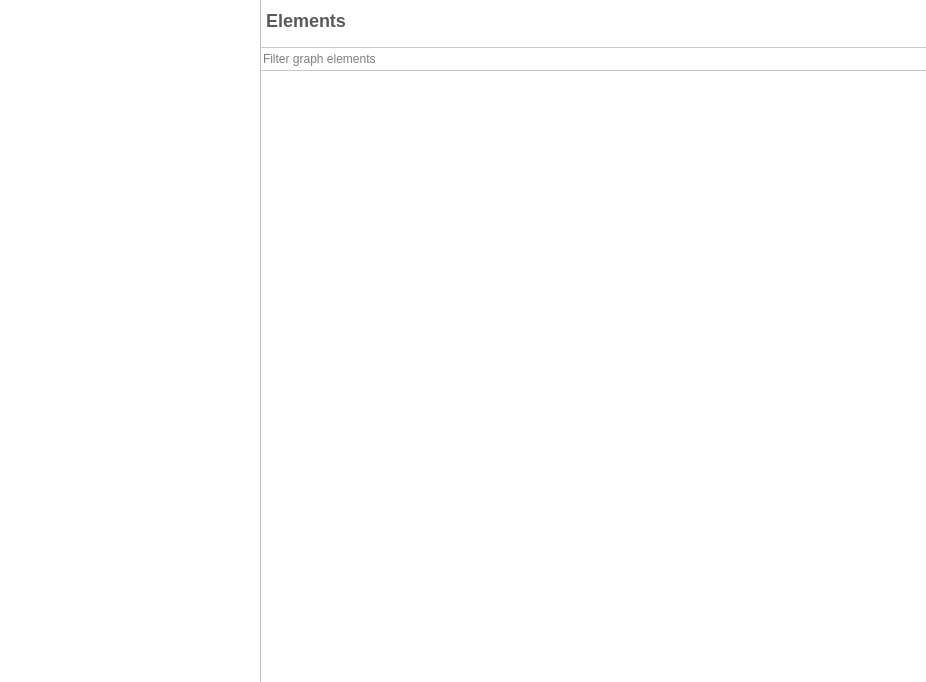
Old version of the form plugins/view/tableview/TableView.ui in the repository vadivelselvaraj/TulipGLImprovement.
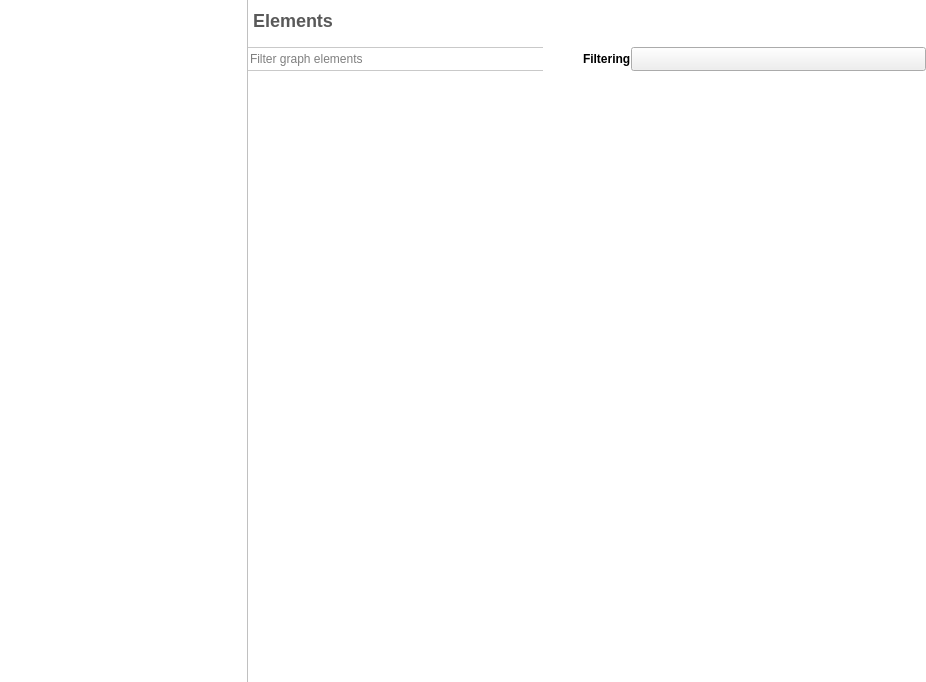
New version of the form. Icons and pictures are not drawn. Custom widgets are drawn as their Qt base class.

Commit message: [ Mantis #0003201 ] removed the configuration widget altogether, by moving the filtering property combo directly into the element view

```diff
--- a/plugins/view/tableview/TableView.ui
+++ b/plugins/view/tableview/TableView.ui
@@ -216,6 +216,8 @@
            <number>0</number>
           </property>
           <item>
+           <layout class="QHBoxLayout" name="horizontalLayout">
+            <item>
            <widget class="ClearableLineEdit" name="filterEdit">
             <property name="minimumSize">
              <size>
@@ -234,6 +236,47 @@
              <string>Filter graph elements</string>
             </property>
            </widget>
+            </item>
+            <item>
+             <spacer name="horizontalSpacer">
+              <property name="orientation">
+               <enum>Qt::Horizontal</enum>
+              </property>
+              <property name="sizeType">
+               <enum>QSizePolicy::Maximum</enum>
+              </property>
+              <property name="sizeHint" stdset="0">
+               <size>
+                <width>40</width>
+                <height>20</height>
+               </size>
+              </property>
+             </spacer>
+            </item>
+            <item>
+             <widget class="QLabel" name="filteringLabel">
+              <property name="font">
+               <font>
+                <weight>75</weight>
+                <bold>true</bold>
+               </font>
+              </property>
+              <property name="text">
+               <string>Filtering</string>
+              </property>
+             </widget>
+            </item>
+            <item>
+             <widget class="QComboBox" name="filteringPropertyCombo">
+              <property name="sizePolicy">
+               <sizepolicy hsizetype="MinimumExpanding" vsizetype="Fixed">
+                <horstretch>0</horstretch>
+                <verstretch>0</verstretch>
+               </sizepolicy>
+              </property>
+             </widget>
+            </item>
+           </layout>
           </item>
           <item>
            <widget class="NavigableTableView" name="table">
```
Lines whose indentation alone changed are shown as unchanged. The commit also changes 6 other files.
